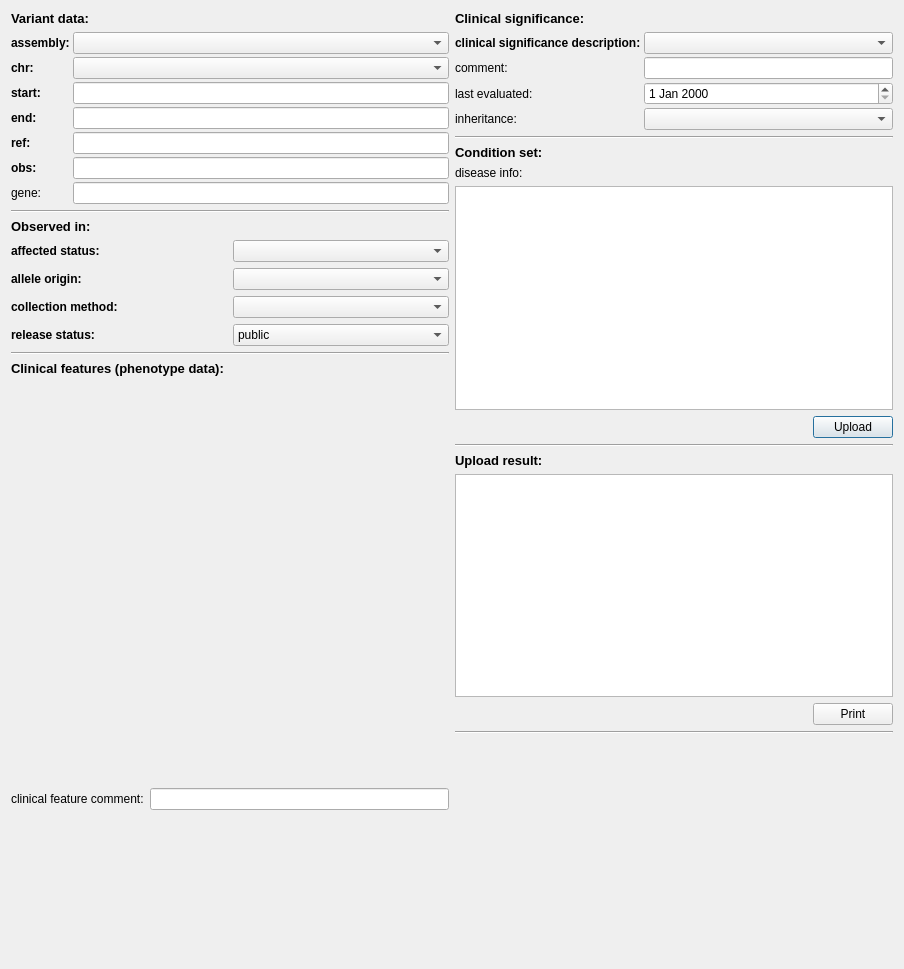
This is src/GSvar/ClinvarUploadDialog.ui in imgag/ngs-bits as Qt 5 draws it before an edit. The edited form follows.
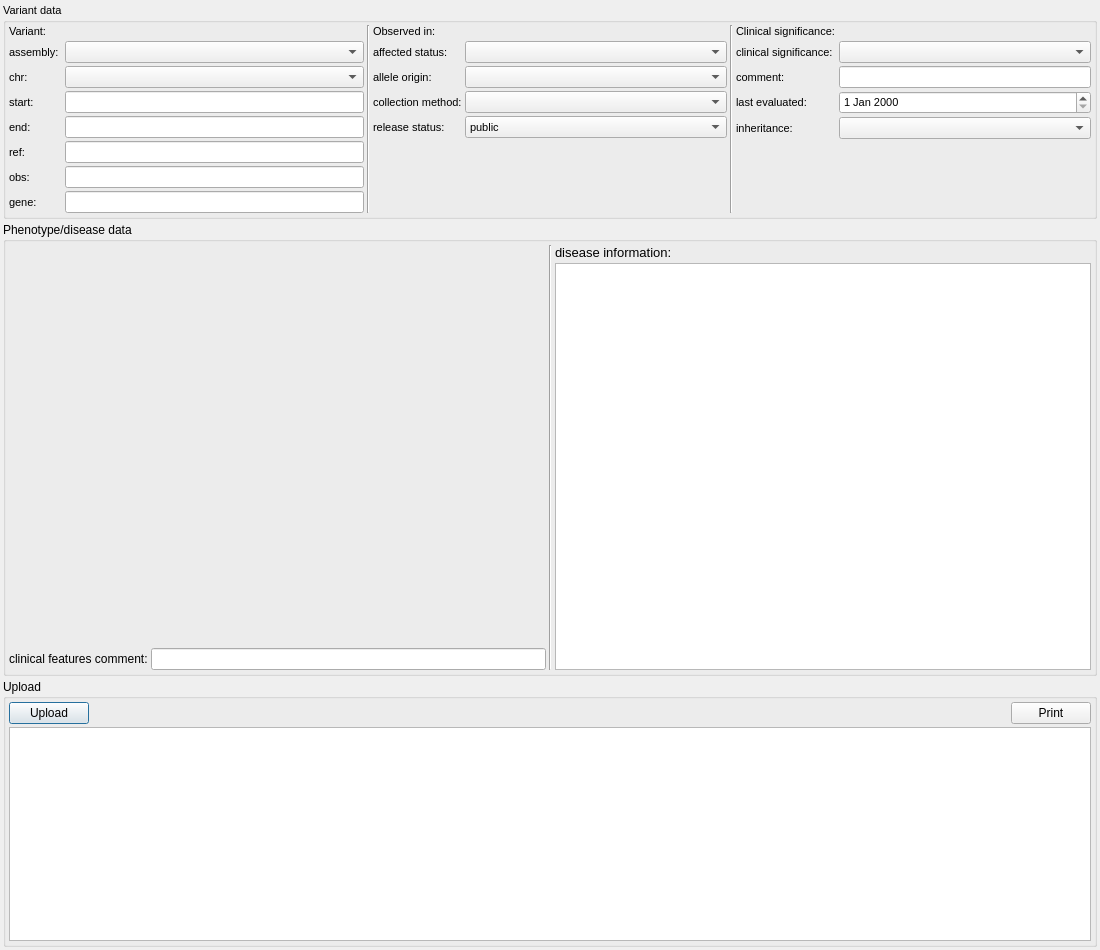
This is the edited form. Custom widgets are drawn as their Qt base class.

Commit message: GSvar: GUI refactoring of ClinVar widget; minor other changes.

```diff
--- a/src/GSvar/ClinvarUploadDialog.ui
+++ b/src/GSvar/ClinvarUploadDialog.ui
@@ -6,30 +6,66 @@
    <rect>
     <x>0</x>
     <y>0</y>
-    <width>904</width>
-    <height>969</height>
+    <width>1100</width>
+    <height>950</height>
    </rect>
   </property>
+  <property name="minimumSize">
+   <size>
+    <width>1100</width>
+    <height>950</height>
+   </size>
+  </property>
   <property name="windowTitle">
    <string>ClinVar variant publication</string>
   </property>
-  <layout class="QHBoxLayout" name="horizontalLayout_5">
+  <layout class="QVBoxLayout" name="verticalLayout_3" stretch="0,1,1">
+   <property name="spacing">
+    <number>3</number>
+   </property>
+   <property name="leftMargin">
+    <number>3</number>
+   </property>
+   <property name="topMargin">
+    <number>3</number>
+   </property>
+   <property name="rightMargin">
+    <number>3</number>
+   </property>
+   <property name="bottomMargin">
+    <number>3</number>
+   </property>
    <item>
-    <layout class="QVBoxLayout" name="vl_left_col">
-     <item>
-      <widget class="QLabel" name="label">
+    <widget class="QGroupBox" name="groupBox_3">
        <property name="font">
         <font>
-         <pointsize>10</pointsize>
-         <weight>75</weight>
-         <bold>true</bold>
-        </font>
-       </property>
-       <property name="text">
-        <string>Variant data:</string>
-       </property>
-      </widget>
-     </item>
+       <pointsize>8</pointsize>
+       <weight>50</weight>
+       <bold>false</bold>
+      </font>
+     </property>
+     <property name="title">
+      <string>Variant data</string>
+     </property>
+     <property name="flat">
+      <bool>true</bool>
+     </property>
+     <layout class="QHBoxLayout" name="horizontalLayout_2" stretch="1,0,1,0,1">
+      <property name="spacing">
+       <number>3</number>
+      </property>
+      <property name="leftMargin">
+       <number>3</number>
+      </property>
+      <property name="topMargin">
+       <number>3</number>
+      </property>
+      <property name="rightMargin">
+       <number>3</number>
+      </property>
+      <property name="bottomMargin">
+       <number>3</number>
+      </property>
      <item>
       <layout class="QGridLayout" name="gridLayout">
        <property name="spacing">
@@ -39,8 +75,9 @@
         <widget class="QLabel" name="label_39">
          <property name="font">
           <font>
-           <weight>75</weight>
-           <bold>true</bold>
+            <pointsize>8</pointsize>
+            <weight>50</weight>
+            <bold>false</bold>
           </font>
          </property>
          <property name="text">
@@ -52,8 +89,9 @@
         <widget class="QLabel" name="label_38">
          <property name="font">
           <font>
-           <weight>75</weight>
-           <bold>true</bold>
+            <pointsize>8</pointsize>
+            <weight>50</weight>
+            <bold>false</bold>
           </font>
          </property>
          <property name="text">
@@ -65,8 +103,9 @@
         <widget class="QLabel" name="label_4">
          <property name="font">
           <font>
-           <weight>75</weight>
-           <bold>true</bold>
+            <pointsize>8</pointsize>
+            <weight>50</weight>
+            <bold>false</bold>
           </font>
          </property>
          <property name="text">
@@ -106,8 +145,9 @@
         <widget class="QLabel" name="label_2">
          <property name="font">
           <font>
-           <weight>75</weight>
-           <bold>true</bold>
+            <pointsize>8</pointsize>
+            <weight>50</weight>
+            <bold>false</bold>
           </font>
          </property>
          <property name="text">
@@ -133,8 +173,9 @@
         <widget class="QLabel" name="label_40">
          <property name="font">
           <font>
-           <weight>75</weight>
-           <bold>true</bold>
+            <pointsize>8</pointsize>
+            <weight>50</weight>
+            <bold>false</bold>
           </font>
          </property>
          <property name="text">
@@ -146,8 +187,9 @@
         <widget class="QLabel" name="label_37">
          <property name="font">
           <font>
-           <weight>75</weight>
-           <bold>true</bold>
+            <pointsize>8</pointsize>
+            <weight>50</weight>
+            <bold>false</bold>
           </font>
          </property>
          <property name="text">
@@ -170,42 +212,48 @@
        </item>
        <item row="7" column="0">
         <widget class="QLabel" name="label_5">
+          <property name="font">
+           <font>
+            <pointsize>8</pointsize>
+           </font>
+          </property>
          <property name="text">
           <string>gene:</string>
          </property>
         </widget>
        </item>
+        <item row="0" column="0" colspan="3">
+         <widget class="QLabel" name="label">
+          <property name="font">
+           <font>
+            <pointsize>8</pointsize>
+            <weight>50</weight>
+            <bold>false</bold>
+           </font>
+          </property>
+          <property name="text">
+           <string>Variant:</string>
+          </property>
+         </widget>
+        </item>
       </layout>
      </item>
      <item>
       <widget class="Line" name="line">
        <property name="orientation">
-        <enum>Qt::Horizontal</enum>
-       </property>
-      </widget>
-     </item>
-     <item>
-      <widget class="QLabel" name="label_25">
-       <property name="font">
-        <font>
-         <pointsize>10</pointsize>
-         <weight>75</weight>
-         <bold>true</bold>
-        </font>
-       </property>
-       <property name="text">
-        <string>Observed in:</string>
+         <enum>Qt::Vertical</enum>
        </property>
       </widget>
      </item>
      <item>
       <layout class="QGridLayout" name="gridLayout_5">
-       <item row="0" column="0">
+        <item row="1" column="0">
         <widget class="QLabel" name="label_26">
          <property name="font">
           <font>
-           <weight>75</weight>
-           <bold>true</bold>
+            <pointsize>8</pointsize>
+            <weight>50</weight>
+            <bold>false</bold>
           </font>
          </property>
          <property name="text">
@@ -213,7 +261,7 @@
          </property>
         </widget>
        </item>
-       <item row="1" column="1">
+        <item row="2" column="1">
         <widget class="QComboBox" name="cb_allele_origin">
          <property name="acceptDrops">
           <bool>false</bool>
@@ -223,7 +271,7 @@
          </property>
         </widget>
        </item>
-       <item row="3" column="1">
+        <item row="4" column="1">
         <widget class="QComboBox" name="cb_release_status">
          <property name="toolTip">
           <string>&quot;hold until published&quot; allows a temporary hold on data being presented publicly. If no value is provided, the default is public.&quot;</string>
@@ -240,12 +288,26 @@
          </item>
         </widget>
        </item>
-       <item row="3" column="0">
+        <item row="1" column="1">
+         <widget class="QComboBox" name="cb_affected_status">
+          <property name="sizePolicy">
+           <sizepolicy hsizetype="Expanding" vsizetype="Fixed">
+            <horstretch>0</horstretch>
+            <verstretch>0</verstretch>
+           </sizepolicy>
+          </property>
+          <property name="toolTip">
+           <string>Indicates whether or not the individual was affected by the condition for the interpretation.</string>
+          </property>
+         </widget>
+        </item>
+        <item row="4" column="0">
         <widget class="QLabel" name="label_34">
          <property name="font">
           <font>
-           <weight>75</weight>
-           <bold>true</bold>
+            <pointsize>8</pointsize>
+            <weight>50</weight>
+            <bold>false</bold>
           </font>
          </property>
          <property name="text">
@@ -253,12 +315,13 @@
          </property>
         </widget>
        </item>
-       <item row="1" column="0">
+        <item row="2" column="0">
         <widget class="QLabel" name="label_27">
          <property name="font">
           <font>
-           <weight>75</weight>
-           <bold>true</bold>
+            <pointsize>8</pointsize>
+            <weight>50</weight>
+            <bold>false</bold>
           </font>
          </property>
          <property name="text">
@@ -266,26 +329,20 @@
          </property>
         </widget>
        </item>
-       <item row="2" column="1">
+        <item row="3" column="1">
         <widget class="QComboBox" name="cb_collection_method">
          <property name="toolTip">
           <string>&lt;html&gt;&lt;head/&gt;&lt;body&gt;&lt;p&gt;The method used to collect the data for each observation, e.g. clinical testing or research.  See &lt;a href=&quot;https://www.ncbi.nlm.nih.gov/clinvar/docs/spreadsheet/#collection&quot;&gt;&lt;span style=&quot; text-decoration: underline; color:#0000ff;&quot;&gt;https://www.ncbi.nlm.nih.gov/clinvar/docs/spreadsheet/#collection&lt;/span&gt;&lt;/a&gt;&lt;/p&gt;&lt;/body&gt;&lt;/html&gt;</string>
          </property>
         </widget>
        </item>
-       <item row="0" column="1">
-        <widget class="QComboBox" name="cb_affected_status">
-         <property name="toolTip">
-          <string>Indicates whether or not the individual was affected by the condition for the interpretation.</string>
-         </property>
-        </widget>
-       </item>
-       <item row="2" column="0">
+        <item row="3" column="0">
         <widget class="QLabel" name="label_30">
          <property name="font">
           <font>
-           <weight>75</weight>
-           <bold>true</bold>
+            <pointsize>8</pointsize>
+            <weight>50</weight>
+            <bold>false</bold>
           </font>
          </property>
          <property name="text">
@@ -293,88 +350,39 @@
          </property>
         </widget>
        </item>
+        <item row="0" column="0" colspan="2">
+         <widget class="QLabel" name="label_25">
+          <property name="font">
+           <font>
+            <pointsize>8</pointsize>
+            <weight>50</weight>
+            <bold>false</bold>
+           </font>
+          </property>
+          <property name="text">
+           <string>Observed in:</string>
+          </property>
+         </widget>
+        </item>
+        <item row="5" column="0">
+         <spacer name="verticalSpacer">
+          <property name="orientation">
+           <enum>Qt::Vertical</enum>
+          </property>
+          <property name="sizeHint" stdset="0">
+           <size>
+            <width>20</width>
+            <height>40</height>
+           </size>
+          </property>
+         </spacer>
+        </item>
       </layout>
      </item>
      <item>
       <widget class="Line" name="line_2">
        <property name="orientation">
-        <enum>Qt::Horizontal</enum>
-       </property>
-      </widget>
-     </item>
-     <item>
-      <widget class="QLabel" name="label_11">
-       <property name="font">
-        <font>
-         <pointsize>10</pointsize>
-         <weight>75</weight>
-         <bold>true</bold>
-        </font>
-       </property>
-       <property name="text">
-        <string>Clinical features (phenotype data):</string>
-       </property>
-      </widget>
-     </item>
-     <item>
-      <widget class="PhenotypeSelectionWidget" name="phenos" native="true">
-       <property name="minimumSize">
-        <size>
-         <width>0</width>
-         <height>400</height>
-        </size>
-       </property>
-      </widget>
-     </item>
-     <item>
-      <layout class="QGridLayout" name="gridLayout_2">
-       <item row="0" column="0">
-        <widget class="QLabel" name="label_29">
-         <property name="text">
-          <string>clinical feature comment:</string>
-         </property>
-        </widget>
-       </item>
-       <item row="0" column="1">
-        <widget class="QLineEdit" name="le_clin_feat_comment">
-         <property name="toolTip">
-          <string>To provide a free text explanation of clinical features provided in the previous column, e.g. to describe the progression of disease or diagnosis. Please use this comment to expand on the information in 'clinicalFeatures'</string>
-         </property>
-        </widget>
-       </item>
-      </layout>
-     </item>
-     <item>
-      <layout class="QGridLayout" name="gridLayout_6"/>
-     </item>
-     <item>
-      <spacer name="verticalSpacer_2">
-       <property name="orientation">
         <enum>Qt::Vertical</enum>
-       </property>
-       <property name="sizeHint" stdset="0">
-        <size>
-         <width>20</width>
-         <height>40</height>
-        </size>
-       </property>
-      </spacer>
-     </item>
-    </layout>
-   </item>
-   <item>
-    <layout class="QVBoxLayout" name="vl_right_col">
-     <item>
-      <widget class="QLabel" name="label_10">
-       <property name="font">
-        <font>
-         <pointsize>10</pointsize>
-         <weight>75</weight>
-         <bold>true</bold>
-        </font>
-       </property>
-       <property name="text">
-        <string>Clinical significance:</string>
        </property>
       </widget>
      </item>
@@ -383,83 +391,187 @@
        <property name="spacing">
         <number>3</number>
        </property>
-       <item row="0" column="2">
-        <widget class="QComboBox" name="cb_clin_sig_desc">
-         <property name="toolTip">
-          <string>The interpretation, or clinical significance, of the variant for the submitted condition. </string>
+        <item row="1" column="0">
+         <widget class="QLabel" name="label_17">
+          <property name="font">
+           <font>
+            <pointsize>8</pointsize>
+            <weight>50</weight>
+            <bold>false</bold>
+           </font>
+          </property>
+          <property name="text">
+           <string>clinical significance:</string>
          </property>
         </widget>
        </item>
-       <item row="2" column="2">
-        <widget class="QDateEdit" name="de_last_eval"/>
-       </item>
-       <item row="2" column="0">
+        <item row="3" column="0">
         <widget class="QLabel" name="label_19">
+          <property name="font">
+           <font>
+            <pointsize>8</pointsize>
+           </font>
+          </property>
          <property name="text">
           <string>last evaluated:</string>
          </property>
         </widget>
        </item>
-       <item row="0" column="0">
-        <widget class="QLabel" name="label_17">
-         <property name="font">
-          <font>
-           <weight>75</weight>
-           <bold>true</bold>
-          </font>
-         </property>
-         <property name="text">
-          <string>clinical significance description:</string>
+        <item row="3" column="2">
+         <widget class="QDateEdit" name="de_last_eval"/>
+        </item>
+        <item row="1" column="2">
+         <widget class="QComboBox" name="cb_clin_sig_desc">
+          <property name="toolTip">
+           <string>The interpretation, or clinical significance, of the variant for the submitted condition. </string>
          </property>
         </widget>
        </item>
-       <item row="3" column="0">
+        <item row="4" column="0">
         <widget class="QLabel" name="label_20">
+          <property name="font">
+           <font>
+            <pointsize>8</pointsize>
+           </font>
+          </property>
          <property name="text">
           <string>inheritance:</string>
          </property>
         </widget>
        </item>
-       <item row="1" column="0">
+        <item row="2" column="0">
         <widget class="QLabel" name="label_18">
+          <property name="font">
+           <font>
+            <pointsize>8</pointsize>
+           </font>
+          </property>
          <property name="text">
           <string>comment:</string>
          </property>
         </widget>
        </item>
-       <item row="1" column="2">
-        <widget class="QLineEdit" name="le_clin_sig_desc_comment"/>
-       </item>
-       <item row="3" column="2">
+        <item row="4" column="2">
         <widget class="QComboBox" name="cb_inheritance"/>
        </item>
-      </layout>
-     </item>
-     <item>
-      <widget class="Line" name="line_3">
+        <item row="2" column="2">
+         <widget class="QLineEdit" name="le_clin_sig_desc_comment"/>
+        </item>
+        <item row="5" column="0">
+         <spacer name="verticalSpacer_2">
        <property name="orientation">
-        <enum>Qt::Horizontal</enum>
-       </property>
-      </widget>
-     </item>
-     <item>
-      <widget class="QLabel" name="label_21">
+           <enum>Qt::Vertical</enum>
+          </property>
+          <property name="sizeHint" stdset="0">
+           <size>
+            <width>20</width>
+            <height>40</height>
+           </size>
+          </property>
+         </spacer>
+        </item>
+        <item row="0" column="0" colspan="3">
+         <widget class="QLabel" name="label_10">
        <property name="font">
         <font>
-         <pointsize>10</pointsize>
-         <weight>75</weight>
-         <bold>true</bold>
+            <pointsize>8</pointsize>
+            <weight>50</weight>
+            <bold>false</bold>
         </font>
        </property>
        <property name="text">
-        <string>Condition set:</string>
+           <string>Clinical significance:</string>
        </property>
       </widget>
      </item>
+       </layout>
+      </item>
+     </layout>
+    </widget>
+   </item>
+   <item>
+    <widget class="QGroupBox" name="groupBox_2">
+     <property name="title">
+      <string>Phenotype/disease data</string>
+     </property>
+     <property name="flat">
+      <bool>true</bool>
+     </property>
+     <layout class="QHBoxLayout" name="horizontalLayout">
+      <property name="spacing">
+       <number>3</number>
+      </property>
+      <property name="leftMargin">
+       <number>3</number>
+      </property>
+      <property name="topMargin">
+       <number>3</number>
+      </property>
+      <property name="rightMargin">
+       <number>3</number>
+      </property>
+      <property name="bottomMargin">
+       <number>3</number>
+      </property>
+      <item>
+       <layout class="QVBoxLayout" name="verticalLayout_2">
+        <property name="spacing">
+         <number>3</number>
+        </property>
+        <item>
+         <widget class="PhenotypeSelectionWidget" name="phenos" native="true">
+          <property name="minimumSize">
+           <size>
+            <width>0</width>
+            <height>400</height>
+           </size>
+          </property>
+         </widget>
+        </item>
+        <item>
+         <layout class="QHBoxLayout" name="horizontalLayout_3">
+          <property name="spacing">
+           <number>3</number>
+          </property>
+          <item>
+           <widget class="QLabel" name="label_29">
+            <property name="text">
+             <string>clinical features comment:</string>
+            </property>
+           </widget>
+          </item>
+          <item>
+           <widget class="QLineEdit" name="le_clin_feat_comment">
+            <property name="toolTip">
+             <string>To provide a free text explanation of clinical features provided in the previous column, e.g. to describe the progression of disease or diagnosis. Please use this comment to expand on the information in 'clinicalFeatures'</string>
+            </property>
+           </widget>
+          </item>
+         </layout>
+        </item>
+       </layout>
+      </item>
+      <item>
+       <widget class="Line" name="line_4">
+        <property name="orientation">
+         <enum>Qt::Vertical</enum>
+        </property>
+       </widget>
+      </item>
+      <item>
+       <layout class="QVBoxLayout" name="verticalLayout">
+        <property name="spacing">
+         <number>3</number>
+        </property>
      <item>
       <widget class="QLabel" name="label_6">
+          <property name="font">
+           <font>
+            <pointsize>10</pointsize>
+           </font>
+          </property>
        <property name="text">
-        <string>disease info:</string>
+           <string>disease information:</string>
        </property>
       </widget>
      </item>
@@ -468,54 +580,68 @@
        <property name="editTriggers">
         <set>QAbstractItemView::NoEditTriggers</set>
        </property>
-      </widget>
-     </item>
+          <attribute name="verticalHeaderVisible">
+           <bool>false</bool>
+          </attribute>
+         </widget>
+        </item>
+       </layout>
+      </item>
+     </layout>
+    </widget>
+   </item>
      <item>
-      <layout class="QHBoxLayout" name="horizontalLayout">
-       <item>
-        <spacer name="horizontalSpacer">
-         <property name="orientation">
-          <enum>Qt::Horizontal</enum>
-         </property>
-         <property name="sizeHint" stdset="0">
-          <size>
-           <width>40</width>
-           <height>20</height>
-          </size>
-         </property>
-        </spacer>
-       </item>
-       <item>
+    <widget class="QGroupBox" name="groupBox">
+     <property name="title">
+      <string>Upload</string>
+     </property>
+     <property name="flat">
+      <bool>true</bool>
+     </property>
+     <layout class="QGridLayout" name="gridLayout_4">
+      <property name="leftMargin">
+       <number>3</number>
+      </property>
+      <property name="topMargin">
+       <number>3</number>
+      </property>
+      <property name="rightMargin">
+       <number>3</number>
+      </property>
+      <property name="bottomMargin">
+       <number>3</number>
+      </property>
+      <property name="spacing">
+       <number>3</number>
+      </property>
+      <item row="0" column="0">
         <widget class="QPushButton" name="upload_btn">
          <property name="text">
           <string>Upload</string>
          </property>
         </widget>
        </item>
-      </layout>
-     </item>
-     <item>
-      <widget class="Line" name="line_4">
+      <item row="0" column="2">
+       <spacer name="horizontalSpacer">
        <property name="orientation">
         <enum>Qt::Horizontal</enum>
        </property>
-      </widget>
-     </item>
-     <item>
-      <widget class="QLabel" name="label_12">
-       <property name="font">
-        <font>
-         <pointsize>10</pointsize>
-         <weight>75</weight>
-         <bold>true</bold>
-        </font>
-       </property>
+        <property name="sizeHint" stdset="0">
+         <size>
+          <width>40</width>
+          <height>20</height>
+         </size>
+        </property>
+       </spacer>
+      </item>
+      <item row="0" column="3">
+       <widget class="QPushButton" name="print_btn">
        <property name="text">
-        <string>Upload result:</string>
+         <string>Print</string>
        </property>
       </widget>
      </item>
-     <item>
+      <item row="1" column="0" colspan="4">
       <widget class="QTextEdit" name="comment_upload">
        <property name="enabled">
         <bool>true</bool>
@@ -525,51 +651,8 @@
        </property>
       </widget>
      </item>
-     <item>
-      <layout class="QHBoxLayout" name="horizontalLayout_2">
-       <item>
-        <spacer name="horizontalSpacer_2">
-         <property name="orientation">
-          <enum>Qt::Horizontal</enum>
-         </property>
-         <property name="sizeHint" stdset="0">
-          <size>
-           <width>40</width>
-           <height>20</height>
-          </size>
-         </property>
-        </spacer>
-       </item>
-       <item>
-        <widget class="QPushButton" name="print_btn">
-         <property name="text">
-          <string>Print</string>
-         </property>
-        </widget>
-       </item>
-      </layout>
-     </item>
-     <item>
-      <widget class="Line" name="line_5">
-       <property name="orientation">
-        <enum>Qt::Horizontal</enum>
-       </property>
-      </widget>
-     </item>
-     <item>
-      <spacer name="verticalSpacer">
-       <property name="orientation">
-        <enum>Qt::Vertical</enum>
-       </property>
-       <property name="sizeHint" stdset="0">
-        <size>
-         <width>20</width>
-         <height>40</height>
-        </size>
-       </property>
-      </spacer>
-     </item>
-    </layout>
+     </layout>
+    </widget>
    </item>
   </layout>
  </widget>
```
Left out of the diff: 2 changed lines with no effect on the pictures. Lines whose indentation alone changed are shown as unchanged. The commit also changes 14 other files.
